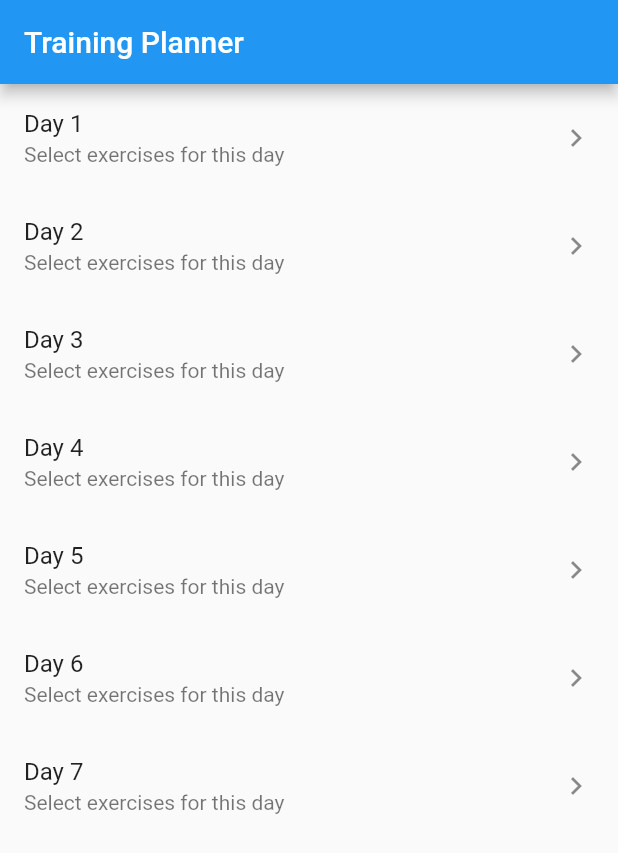
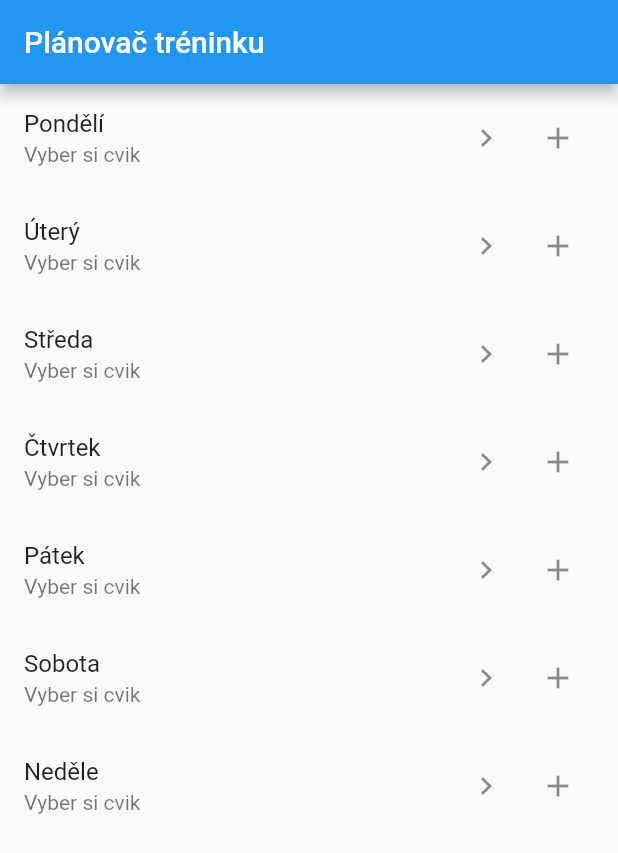
Before and after one commit to luklukass/todo, a Flutter app: the screen it shows after launch, on a phone screen of 412 x 824 dp. Shown: the top 853 px of the screen. Run offline on Flutter 3.47's test engine with Material 2 defaults, Android fonts, the phone set to English and light mode, and no system bars.

Commit message:
added icon

```diff
--- a/lib/page/days.dart
+++ b/lib/page/days.dart
@@ -9,6 +9,7 @@ class TrainingPlanner extends StatefulWidget {
 
 class _TrainingPlannerState extends State<TrainingPlanner> {
   List _exercises = [];
+  List _selectedExercises = [];
 
   Future<String> _loadCVikyAsset() async {
     return await rootBundle.loadString('assets/cviky.json');
@@ -20,6 +21,8 @@ class _TrainingPlannerState extends State<TrainingPlanner> {
     return exercises;
   }
 
+
+
   @override
   void initState() {
     super.initState();
@@ -30,26 +33,55 @@ class _TrainingPlannerState extends State<TrainingPlanner> {
     });
   }
 
+
+  String _getDayOfWeek(int weekday) {
+    switch (weekday) {
+      case DateTime.monday:
+        return 'Pondělí';
+      case DateTime.tuesday:
+        return 'Úterý';
+      case DateTime.wednesday:
+        return 'Středa';
+      case DateTime.thursday:
+        return 'Čtvrtek';
+      case DateTime.friday:
+        return 'Pátek';
+      case DateTime.saturday:
+        return 'Sobota';
+      case DateTime.sunday:
+        return 'Neděle';
+      default:
+        throw Exception('Špatný den');
+    }
+  }
+
   @override
   Widget build(BuildContext context) {
     return Scaffold(
       appBar: AppBar(
-        title: Text('Training Planner'),
+        title: Text('Plánovač tréninku'),
       ),
       body: ListView.builder(
         itemCount: 7, // one for each day of the week
         itemBuilder: (BuildContext context, int index) {
           return ListTile(
-            title: Text('Day ${index + 1}'),
-            subtitle: Text('Select exercises for this day'),
-            trailing: Icon(Icons.keyboard_arrow_right),
-            onTap: () {
-              // show dialog with exercise options
+            title: Text(_getDayOfWeek(index + 1)),
+            subtitle: Text('Vyber si cvik'),
+            trailing: Row(
+                mainAxisSize: MainAxisSize.min,
+                children: [
+                      IconButton(
+                        icon: Icon(Icons.keyboard_arrow_right),
+                        onPressed: () {},
+                      ),
+                      IconButton(
+                      icon: Icon(Icons.add),
+                      onPressed: () {
                         showDialog(
                           context: context,
                           builder: (BuildContext context) {
                             return AlertDialog(
-                    title: Text('Select Exercises'),
+                              title: Text('Výběr cviků'),
                               content: SingleChildScrollView(
                                 child: Column(
                                   mainAxisSize: MainAxisSize.min,
@@ -64,8 +96,21 @@ class _TrainingPlannerState extends State<TrainingPlanner> {
                                             return CheckboxListTile(
                                             title: Text(
                                                 _exercises[i]['exercises'][j]['name']),
-                                    value: false,
-                                    onChanged: (bool? value) {},
+                                            value: _selectedExercises.contains(
+                                                _exercises[i]['exercises'][j]['name']),
+                                            onChanged: (bool? value) {
+                                              setState(() {
+                                                if (value == true) {
+                                                  _selectedExercises.add(
+                                                      _exercises[i]['exercises'][j]
+                                                      ['name']);
+                                                } else {
+                                                  _selectedExercises.remove(
+                                                      _exercises[i]['exercises'][j]
+                                                      ['name']);
+                                                }
+                                              });
+                                          }
                                         );
                                       },
                                     ),
@@ -76,13 +121,13 @@ class _TrainingPlannerState extends State<TrainingPlanner> {
                           ),
                           actions: <Widget>[
                             TextButton(
-                        child: Text('Cancel'),
+                              child: Text('Zrušit'),
                               onPressed: () {
                                 Navigator.of(context).pop();
                               },
                             ),
                             TextButton(
-                        child: Text('Save'),
+                              child: Text('Uložit'),
                               onPressed: () {
                                 // save selected exercises to database or file
                                 Navigator.of(context).pop();
@@ -93,6 +138,9 @@ class _TrainingPlannerState extends State<TrainingPlanner> {
                       },
                     );
                   },
+                ),
+              ]
+            ),
           );
         },
       ),
```
Also changed, not shown: lib/page/training.dart (added, +26 -0 lines). Lines whose indentation alone changed are shown as unchanged.
